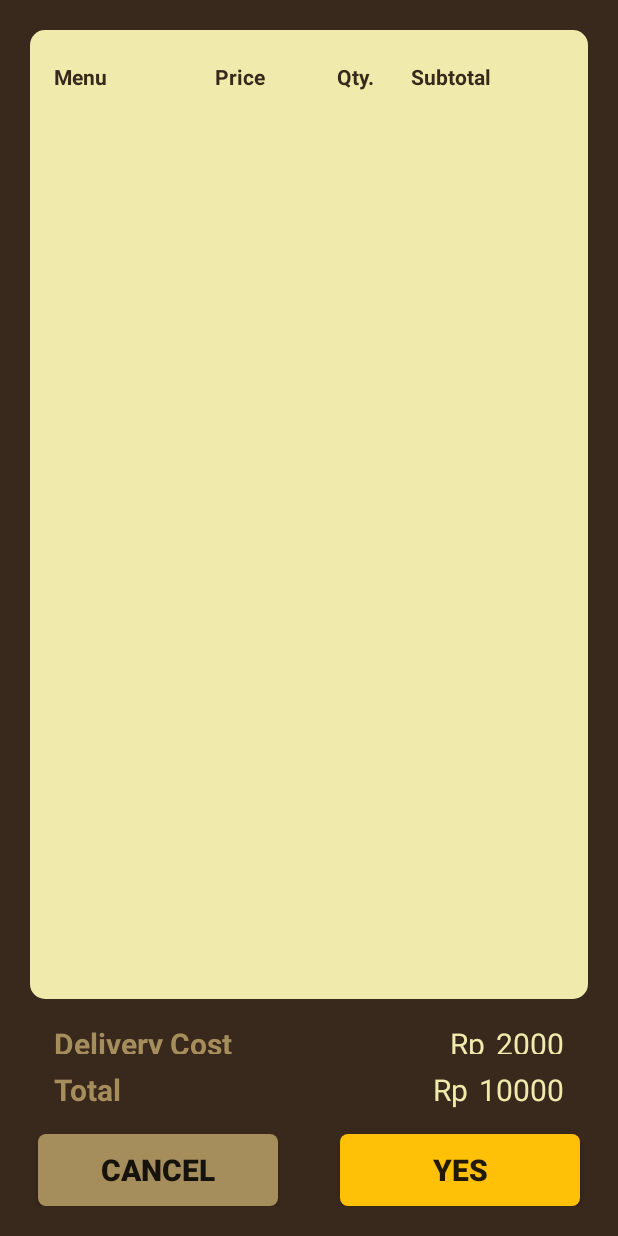
After one commit to holylovenia/lepau, an Android app: the ShoppingCartActivity screen opened directly, with no data from a screen before it, on a phone screen of 412 x 824 dp. The commit adds this screen. Run offline under Robolectric (Android 15) with nearby library versions, the phone set to English and light mode, and no system bars.

Commit message:
Added ShoppingCartActivity (front-end)

```diff
--- a/app/src/main/AndroidManifest.xml
+++ b/app/src/main/AndroidManifest.xml
@@ -13,11 +13,12 @@
         <activity android:name=".AuthenticationActivity">
             <intent-filter>
                 <action android:name="android.intent.action.MAIN" />
+
                 <category android:name="android.intent.category.LAUNCHER" />
             </intent-filter>
         </activity>
-        <activity android:name=".MenuActivity">
-        </activity>
+        <activity android:name=".MenuActivity"></activity>
+        <activity android:name=".data.ShoppingCartActivity"></activity>
     </application>
 
 </manifest>
--- /dev/null
+++ b/app/src/main/java/com/kami/lepau/data/ShoppingCartActivity.java
@@ -0,0 +1,15 @@
+package com.kami.lepau.data;
+
+import android.support.v7.app.AppCompatActivity;
+import android.os.Bundle;
+
+import com.kami.lepau.R;
+
+public class ShoppingCartActivity extends AppCompatActivity {
+
+    @Override
+    protected void onCreate(Bundle savedInstanceState) {
+        super.onCreate(savedInstanceState);
+        setContentView(R.layout.activity_shopping_cart);
+    }
+}
--- /dev/null
+++ b/app/src/main/res/layout/activity_shopping_cart.xml
@@ -0,0 +1,164 @@
+<?xml version="1.0" encoding="utf-8"?>
+<RelativeLayout xmlns:android="http://schemas.android.com/apk/res/android"
+    xmlns:app="http://schemas.android.com/apk/res-auto"
+    xmlns:tools="http://schemas.android.com/tools"
+    android:layout_width="match_parent"
+    android:layout_height="match_parent"
+    android:background="@color/mediumBrown"
+    android:padding="20dp"
+    tools:context="com.kami.lepau.data.ShoppingCartActivity">
+
+    <LinearLayout
+        android:id="@+id/activityShoppingCart_orderLinearLayout"
+        android:layout_width="match_parent"
+        android:layout_height="fill_parent"
+        android:padding="16dp"
+        android:orientation="vertical"
+        android:background="@drawable/order_background"
+        android:layout_above="@id/activityShoppingCart_detailContainerRelativeLayout">
+
+        <LinearLayout
+            android:layout_width="match_parent"
+            android:orientation="horizontal"
+            android:paddingTop="5dp"
+            android:paddingBottom="5dp"
+            android:layout_height="wrap_content">
+
+            <TextView
+                android:layout_width="wrap_content"
+                android:text="Menu"
+                android:layout_weight="3"
+                android:textColor="@color/mediumBrown"
+                android:textStyle="bold"
+                android:layout_height="wrap_content" />
+
+            <TextView
+                android:layout_width="wrap_content"
+                android:text="Price"
+                android:layout_weight="2"
+                android:textStyle="bold"
+                android:textColor="@color/mediumBrown"
+                android:layout_height="wrap_content" />
+
+            <TextView
+                android:layout_width="wrap_content"
+                android:text="Qty."
+                android:layout_weight="1"
+                android:textStyle="bold"
+                android:textColor="@color/mediumBrown"
+                android:layout_height="wrap_content" />
+
+            <TextView
+                android:layout_width="wrap_content"
+                android:text="Subtotal"
+                android:layout_weight="2"
+                android:textStyle="bold"
+                android:textColor="@color/mediumBrown"
+                android:layout_height="wrap_content" />
+
+        </LinearLayout>
+
+        <android.support.v7.widget.RecyclerView
+            android:id="@+id/activityShoppingCart_orderRecyclerView"
+            android:layout_width="match_parent"
+            android:layout_height="fill_parent" />
+    </LinearLayout>
+
+    <RelativeLayout
+        android:id="@+id/activityShoppingCart_detailContainerRelativeLayout"
+        android:layout_width="match_parent"
+        android:layout_height="90dp"
+        android:layout_above="@id/activityShoppingCart_confirmOrderButton"
+        android:padding="16dp">
+
+        <TextView
+            android:id="@+id/activityShoppingCart_totalLabel"
+            android:layout_width="wrap_content"
+            android:layout_height="wrap_content"
+            android:layout_alignParentBottom="true"
+            android:text="Total"
+            android:textSize="20sp"
+            android:textStyle="bold"
+            android:textColor="@color/mocca" />
+
+        <TextView
+            android:id="@+id/activityShoppingCart_totalTextView"
+            android:layout_width="wrap_content"
+            android:layout_height="wrap_content"
+            android:layout_alignParentBottom="true"
+            android:layout_alignParentRight="true"
+            android:text="10000"
+            android:textSize="20sp"
+            android:textColor="@color/beige" />
+
+        <TextView
+            android:id="@+id/activityShoppingCart_deliveryCostLabel"
+            android:layout_width="wrap_content"
+            android:layout_height="wrap_content"
+            android:layout_above="@id/activityShoppingCart_totalLabel"
+            android:paddingBottom="10dp"
+            android:textSize="20sp"
+            android:text="Delivery Cost"
+            android:textStyle="bold"
+            android:textColor="@color/mocca" />
+
+        <TextView
+            android:id="@+id/activityShoppingCart_deliveryCostTextView"
+            android:layout_width="wrap_content"
+            android:layout_height="wrap_content"
+            android:layout_above="@id/activityShoppingCart_totalTextView"
+            android:layout_alignParentRight="true"
+            android:paddingBottom="10dp"
+            android:textSize="20sp"
+            android:text="2000"
+            android:textColor="@color/beige" />
+
+        <TextView
+            android:layout_width="wrap_content"
+            android:layout_height="wrap_content"
+            android:layout_alignParentBottom="true"
+            android:layout_toLeftOf="@id/activityShoppingCart_totalTextView"
+            android:paddingRight="7dp"
+            android:textSize="20sp"
+            android:text="Rp"
+            android:textColor="@color/beige" />
+
+        <TextView
+            android:layout_width="wrap_content"
+            android:layout_height="wrap_content"
+            android:layout_above="@id/activityShoppingCart_totalTextView"
+            android:layout_toLeftOf="@id/activityShoppingCart_deliveryCostTextView"
+            android:paddingBottom="10dp"
+            android:paddingRight="7dp"
+            android:textSize="20sp"
+            android:text="Rp"
+            android:textColor="@color/beige" />
+
+    </RelativeLayout>
+
+    <Button
+        android:layout_marginLeft="5dp"
+        android:id="@+id/activityShoppingCart_cancelOrderButton"
+        android:layout_width="160dp"
+        android:layout_alignParentLeft="true"
+        android:layout_alignParentBottom="true"
+        android:text="Cancel"
+        android:textSize="20sp"
+        android:textStyle="bold"
+        android:background="@drawable/order_button"
+        android:backgroundTint="@color/mocca"
+        android:layout_height="wrap_content" />
+
+    <Button
+        android:id="@+id/activityShoppingCart_confirmOrderButton"
+        android:layout_width="160dp"
+        android:layout_marginRight="5dp"
+        android:layout_alignParentRight="true"
+        android:layout_alignParentBottom="true"
+        android:text="Yes"
+        android:textSize="20sp"
+        android:textStyle="bold"
+        android:background="@drawable/order_button"
+        android:layout_height="wrap_content" />
+
+</RelativeLayout>
--- a/app/src/main/res/layout/menu_list.xml
+++ b/app/src/main/res/layout/menu_list.xml
@@ -11,7 +11,7 @@
         android:layout_height="wrap_content"
         android:padding="20dp">
 
-        <com.meg7.widget.CircleImageView
+        <ImageView
             android:id="@+id/menuList_menuPicture"
             android:layout_width="80dp"
             android:layout_height="80dp"
```
Also changed, not shown: app/src/main/java/com/kami/lepau/data/ShoppingCartAdapter.java (added, +79 -0 lines), app/src/main/res/layout/shopping_cart_list.xml (added, +48 -0 lines).
